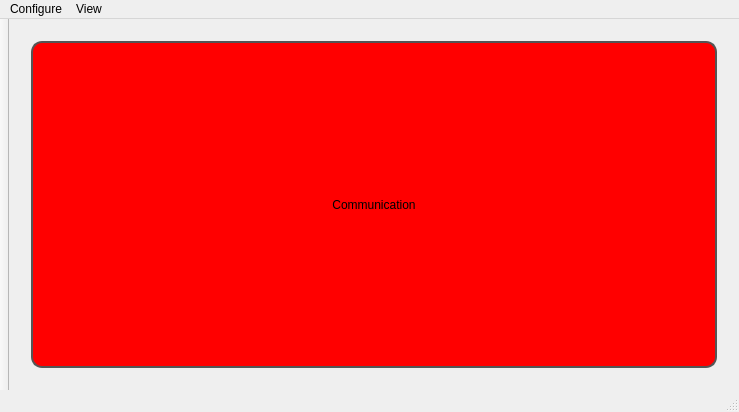
The window that WDguiBoat/WDguiBoat/mainwindow.ui (geirwanvik/WDrov) describes before a commit, drawn with Qt 5.
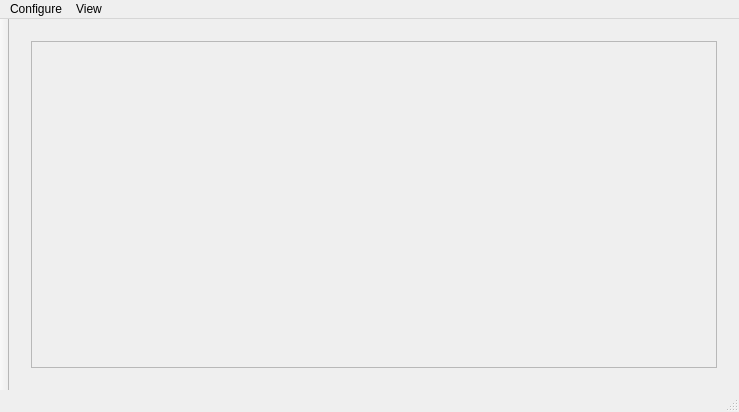
The same window after the commit. Icons and pictures are not drawn.

Commit message: Changed button panel and removed toolbar

The edit to the form file:
```diff
--- a/WDguiBoat/WDguiBoat/mainwindow.ui
+++ b/WDguiBoat/WDguiBoat/mainwindow.ui
@@ -22,7 +22,7 @@
     <item row="0" column="0">
      <widget class="QStackedWidget" name="stackedWidget">
       <property name="currentIndex">
-       <number>4</number>
+       <number>2</number>
       </property>
       <widget class="QWidget" name="pageInstruments">
        <layout class="QGridLayout" name="gridLayout_2">
@@ -72,7 +72,33 @@
         </item>
        </layout>
       </widget>
-      <widget class="QWidget" name="pageBoat"/>
+      <widget class="QWidget" name="pageGaugePanel">
+       <layout class="QGridLayout" name="gridLayout_8">
+        <item row="0" column="0">
+         <widget class="QScrollArea" name="scrollAreaGaugePanel">
+          <property name="verticalScrollBarPolicy">
+           <enum>Qt::ScrollBarAlwaysOff</enum>
+          </property>
+          <property name="horizontalScrollBarPolicy">
+           <enum>Qt::ScrollBarAlwaysOff</enum>
+          </property>
+          <property name="widgetResizable">
+           <bool>true</bool>
+          </property>
+          <widget class="QWidget" name="scrollAreaWidgetContents_4">
+           <property name="geometry">
+            <rect>
+             <x>0</x>
+             <y>0</y>
+             <width>693</width>
+             <height>333</height>
+            </rect>
+           </property>
+          </widget>
+         </widget>
+        </item>
+       </layout>
+      </widget>
       <widget class="QWidget" name="pageCommunicationSetup">
        <layout class="QGridLayout" name="gridLayout_4">
         <item row="0" column="0">
```
Left out of the diff: 14 changed lines with no effect on the pictures. The commit also changes 5 other files.
